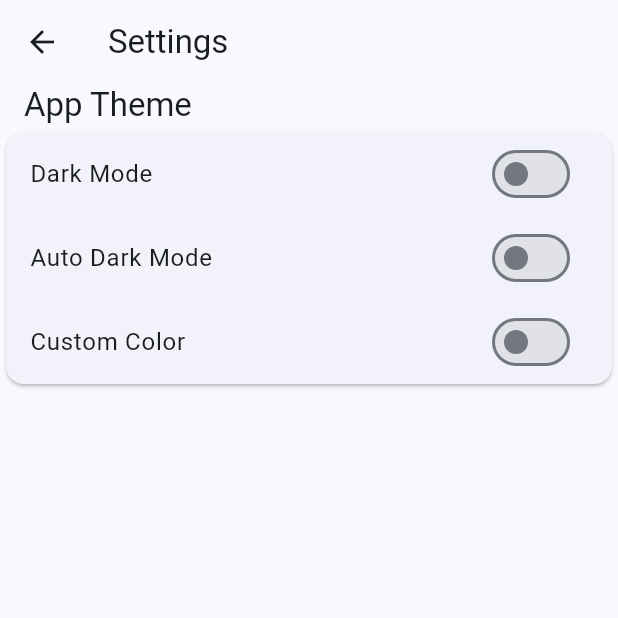
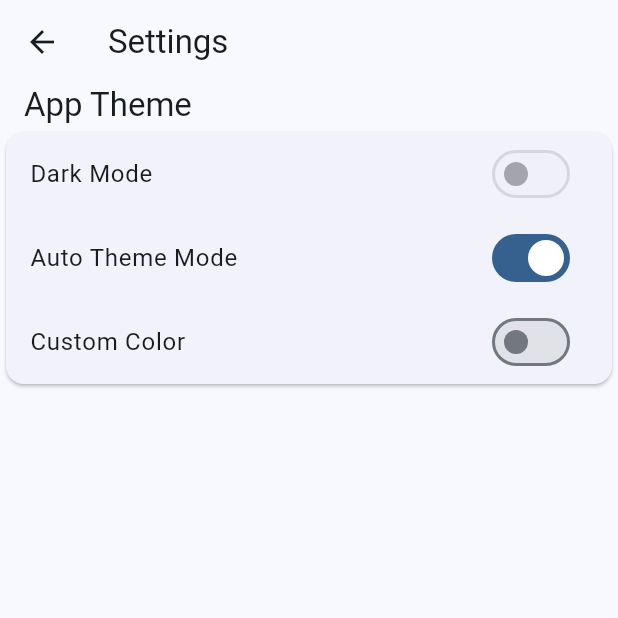
Before and after one commit to SeyitMuratKaya/wakeonlan, a Flutter app: the screen it shows after launch, after a tap on the "settings" icon, on a phone screen of 412 x 824 dp, the top half of it. Run offline on Flutter 3.47's test engine with Material 2 defaults, Android fonts, the phone set to English and light mode, and no system bars; drawn by our look-alikes of dynamic_color; our stand-ins replace convert, shared_preferences; missing offline and left inert: lan_scanner.

Commit message:
update settings page add app theme changer

```diff
--- a/lib/main.dart
+++ b/lib/main.dart
@@ -1,36 +1,45 @@
 import 'package:flutter/material.dart';
 import 'package:lan_scanner/lan_scanner.dart';
+import 'package:provider/provider.dart';
 import 'package:wakeonlan/file_manager.dart';
 import 'package:wakeonlan/models/models.dart';
 import 'package:wakeonlan/pages/devices_page.dart';
 import 'package:wakeonlan/pages/network_page.dart';
 import 'package:dynamic_color/dynamic_color.dart';
 
-void main() => runApp(const Home());
+void main() => runApp(MultiProvider(
+      providers: [
+        ChangeNotifierProvider(create: (_) => AppTheme()),
+      ],
+      child: const Home(),
+    ));
 
 class Home extends StatelessWidget {
   const Home({super.key});
 
-  static final _defaultLightColorScheme =
-      ColorScheme.fromSeed(seedColor: Colors.blue);
-
-  static final _defaultDarkColorScheme =
-      ColorScheme.fromSeed(seedColor: Colors.blue, brightness: Brightness.dark);
-
   @override
   Widget build(BuildContext context) {
+    final appTheme = Provider.of<AppTheme>(context);
+
+    final defaultLightColorScheme = ColorScheme.fromSeed(
+        seedColor: appTheme.customColorSelected ? appTheme.color : Colors.blue);
+
+    final defaultDarkColorScheme = ColorScheme.fromSeed(
+        seedColor: appTheme.customColorSelected ? appTheme.color : Colors.blue,
+        brightness: Brightness.dark);
+
     return DynamicColorBuilder(builder: (lightDynamic, darkDynamic) {
       return MaterialApp(
         title: 'WakeOnLan',
         theme: ThemeData(
-          colorScheme: lightDynamic?.harmonized() ?? _defaultLightColorScheme,
+          colorScheme: defaultLightColorScheme,
           useMaterial3: true,
         ),
         darkTheme: ThemeData(
-          colorScheme: darkDynamic?.harmonized() ?? _defaultDarkColorScheme,
+          colorScheme: defaultDarkColorScheme,
           useMaterial3: true,
         ),
-        themeMode: ThemeMode.system,
+        themeMode: appTheme.themeMode,
         home: const BottomNavigation(),
       );
     });
--- a/lib/models/models.dart
+++ b/lib/models/models.dart
@@ -1,4 +1,5 @@
 import 'package:flutter/material.dart';
+import 'package:shared_preferences/shared_preferences.dart';
 
 class Item {
   String id = UniqueKey().toString();
@@ -11,3 +12,83 @@ class Item {
 }
 
 List<String> scannedDevices = <String>[];
+
+class AppTheme extends ChangeNotifier {
+  late bool _customColorSelected;
+  late bool _autoThemeModeSelected;
+  late bool _darkModeSelected;
+  late int _selectedColor;
+  ThemeMode themeMode = ThemeMode.system;
+  Color _color = Colors.blue;
+  SharedPreferences? _prefs;
+
+  bool get customColorSelected => _customColorSelected;
+  bool get autoThemeModeSelected => _autoThemeModeSelected;
+  bool get darkModeSelected => _darkModeSelected;
+  int get selectedColor => _selectedColor;
+  Color get color => _color;
+
+  AppTheme() {
+    _customColorSelected = false;
+    _autoThemeModeSelected = true;
+    _darkModeSelected = false;
+    _selectedColor = 0;
+    _loadprefs();
+  }
+
+  set customColorSelected(bool value) {
+    _customColorSelected = value;
+    _saveprefs();
+    notifyListeners();
+  }
+
+  set autoThemeModeSelected(bool value) {
+    _autoThemeModeSelected = value;
+    themeMode = value
+        ? ThemeMode.system
+        : (_darkModeSelected ? ThemeMode.dark : ThemeMode.light);
+    _saveprefs();
+    notifyListeners();
+  }
+
+  set darkModeSelected(bool value) {
+    _darkModeSelected = value;
+    themeMode = value ? ThemeMode.dark : ThemeMode.light;
+    _saveprefs();
+    notifyListeners();
+  }
+
+  set selectedColor(int value) {
+    _selectedColor = value;
+    _saveprefs();
+    notifyListeners();
+  }
+
+  set color(Color selectedColor) {
+    _color = selectedColor;
+    _saveprefs();
+    notifyListeners();
+  }
+
+  _initiateprefs() async {
+    _prefs ??= await SharedPreferences.getInstance();
+  }
+
+  _loadprefs() async {
+    await _initiateprefs();
+    customColorSelected = _prefs?.getBool("customColor") ?? false;
+    darkModeSelected = _prefs?.getBool("darkMode") ?? false;
+    autoThemeModeSelected = _prefs?.getBool("autoThemeMode") ?? true;
+    selectedColor = _prefs?.getInt("selectedColor") ?? 0;
+    color = Colors.primaries[selectedColor];
+    notifyListeners();
+  }
+
+  _saveprefs() async {
+    await _initiateprefs();
+    _prefs?.setBool("customColor", _customColorSelected);
+    _prefs?.setBool("autoThemeMode", _autoThemeModeSelected);
+    _prefs?.setBool("darkMode", _darkModeSelected);
+    _prefs?.setInt("selectedColor", _selectedColor);
+  }
+}
--- a/lib/pages/network_page.dart
+++ b/lib/pages/network_page.dart
@@ -21,7 +21,7 @@ class _NetworkPageState extends State<NetworkPage> {
   }
 
   Future<void> scan() async {
-    if (!scanState) return;
+    if (scanState) return;
 
     setState(() {
       lanComputers.clear();
--- a/lib/pages/settings_page.dart
+++ b/lib/pages/settings_page.dart
@@ -1,4 +1,7 @@
 import 'package:flutter/material.dart';
+import 'package:provider/provider.dart';
+
+import '../models/models.dart';
 
 class FirstPage extends StatefulWidget {
   const FirstPage({super.key});
@@ -8,13 +11,9 @@ class FirstPage extends StatefulWidget {
 }
 
 class _FirstPageState extends State<FirstPage> {
-  bool customColorSelected = false;
-  bool autoDarkModeSelected = false;
-  bool darkModeSelected = false;
-  int selectedColor = 0;
-
   @override
   Widget build(BuildContext context) {
+    final appTheme = Provider.of<AppTheme>(context);
     return Scaffold(
       appBar: AppBar(
         title: const Text("Settings"),
@@ -34,40 +33,35 @@ class _FirstPageState extends State<FirstPage> {
                 ListTile(
                   title: const Text("Dark Mode"),
                   trailing: Switch(
-                    onChanged: !autoDarkModeSelected
+                    onChanged: !appTheme.autoThemeModeSelected
                         ? (bool value) {
-                            setState(() {
-                              darkModeSelected = value;
-                            });
+                            appTheme.darkModeSelected = value;
                           }
                         : null,
-                    value: darkModeSelected,
+                    value: appTheme.darkModeSelected,
                   ),
                 ),
                 ListTile(
-                  title: const Text("Auto Dark Mode"),
+                  title: const Text("Auto Theme Mode"),
                   trailing: Switch(
                     onChanged: (bool value) {
-                      setState(() {
-                        autoDarkModeSelected = value;
-                      });
+                      appTheme.autoThemeModeSelected = value;
                     },
-                    value: autoDarkModeSelected,
+                    value: appTheme.autoThemeModeSelected,
                   ),
                 ),
                 ListTile(
                   title: const Text("Custom Color"),
                   trailing: Switch(
                     onChanged: (bool value) {
-                      setState(() {
-                        customColorSelected = value;
-                      });
+                      appTheme.customColorSelected = value;
+                      appTheme.color = Colors.primaries[appTheme.selectedColor];
                     },
-                    value: customColorSelected,
+                    value: appTheme.customColorSelected,
                   ),
                 ),
                 Visibility(
-                  visible: customColorSelected,
+                  visible: appTheme.customColorSelected,
                   child: Padding(
                     padding: const EdgeInsets.all(16.0),
                     child: GridView.builder(
@@ -77,22 +71,20 @@ class _FirstPageState extends State<FirstPage> {
                       itemBuilder: (BuildContext context, int index) {
                         return FilledButton(
                             onPressed: () {
-                              debugPrint(Colors.primaries[index].toString());
-                              setState(() {
-                                selectedColor = index;
-                              });
+                              appTheme.selectedColor = index;
+                              appTheme.color = Colors.primaries[index];
                             },
                             style: FilledButton.styleFrom(
                               shape: const CircleBorder(),
                               backgroundColor: Colors.primaries[index],
                             ),
-                            child: selectedColor == index
-                                ? const Icon(Icons.check)
+                            child: appTheme.selectedColor == index
+                                ? const Icon(Icons.check,color: Colors.white,)
                                 : null);
                       },
                       gridDelegate:
                           const SliverGridDelegateWithFixedCrossAxisCount(
-                        crossAxisCount: 6,
+                        crossAxisCount: 5,
                         mainAxisSpacing: 12,
                         crossAxisSpacing: 12,
                       ),
```
Also changed, not shown: 1 other file.
